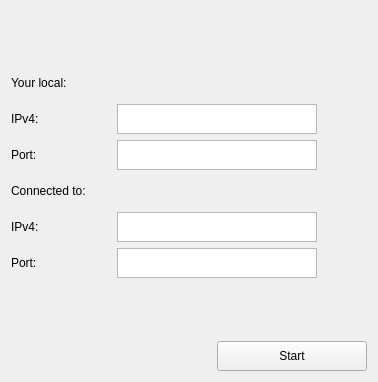
Before: the Qt Designer form widget.ui in dds0/Sockets, drawn with Qt 5.
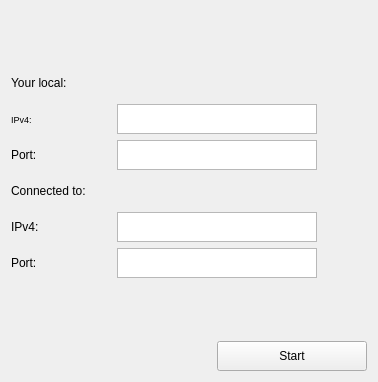
After: the same form once the commit is applied.

```diff
--- a/widget.ui
+++ b/widget.ui
@@ -105,7 +105,12 @@
        </property>
        <property name="font">
         <font>
-         <pointsize>9</pointsize>
+         <pointsize>7</pointsize>
+         <italic>false</italic>
+         <bold>false</bold>
+         <underline>false</underline>
+         <strikeout>false</strikeout>
+         <kerning>true</kerning>
         </font>
        </property>
        <property name="text">
```
